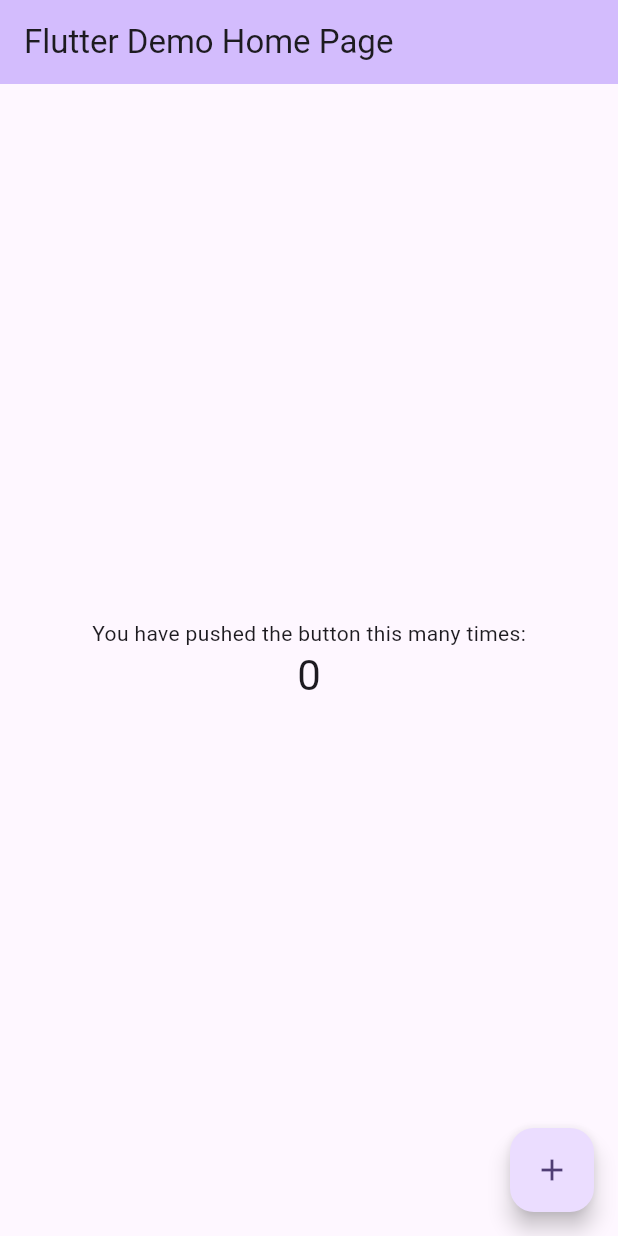
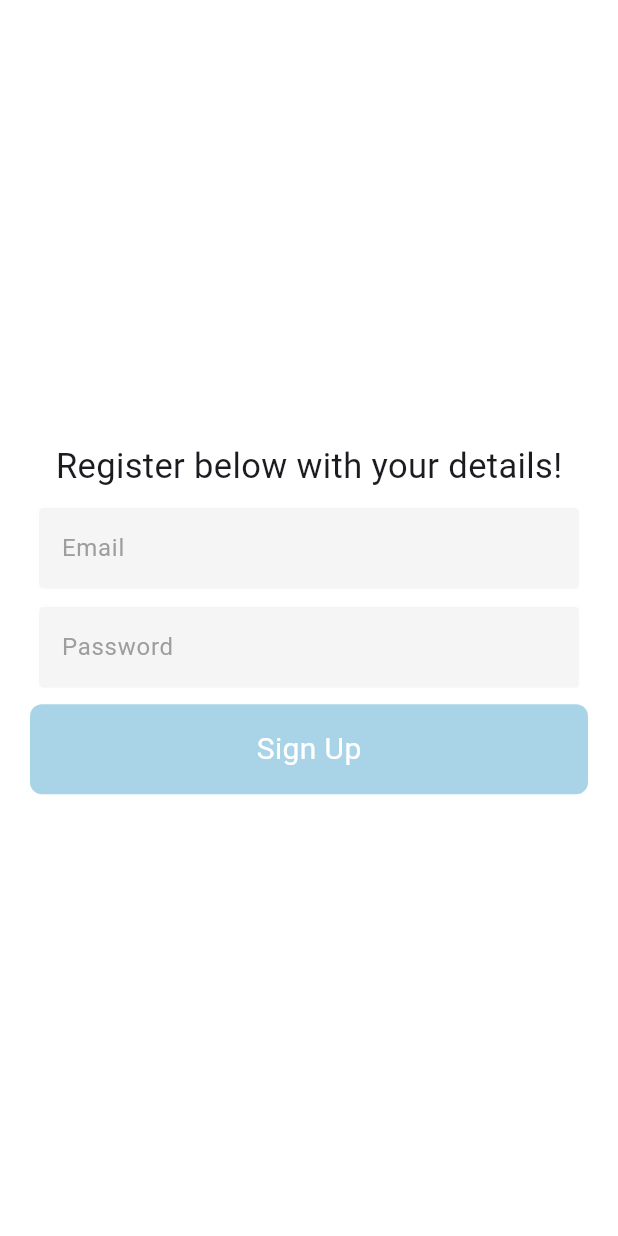
Before and after one commit to OleksandrGai/calaton_proj, a Flutter app: the screen it shows after launch, on a phone screen of 412 x 824 dp. Run offline on Flutter 3.47's test engine with Material 3 defaults, Android fonts, the phone set to English and light mode, and no system bars.

Commit message:
login feature has been added

```diff
--- /dev/null
+++ b/lib/app/screens/home.dart
@@ -0,0 +1,26 @@
+import 'package:flutter/material.dart';
+import 'package:provider/provider.dart';
+
+import '../view_model/login_view_model.dart';
+
+class HomePage extends StatelessWidget {
+  const HomePage({super.key});
+
+  @override
+  Widget build(BuildContext context) {
+    return Scaffold(
+      body: Consumer<LoginViewModel>(
+        builder: (context, user, _) {
+          return Column(
+            mainAxisAlignment: MainAxisAlignment.center,
+            crossAxisAlignment: CrossAxisAlignment.center,
+            children: [
+              Text(user.email),
+              Text(user.password),
+            ],
+          );
+        },
+      ),
+    );
+  }
+}
--- /dev/null
+++ b/lib/app/screens/login.dart
@@ -0,0 +1,115 @@
+
+import 'package:flutter/material.dart';
+import 'package:provider/provider.dart';
+
+import '../view_model/login_view_model.dart';
+import 'home.dart';
+
+class LoginScreen extends StatefulWidget {
+  const LoginScreen({super.key});
+
+  @override
+  State<LoginScreen> createState() => _LoginScreenState();
+}
+
+class _LoginScreenState extends State<LoginScreen> {
+  final emailController = TextEditingController();
+  final passwordController = TextEditingController();
+
+  @override
+  void dispose() {
+    emailController.dispose();
+    passwordController.dispose();
+    super.dispose();
+  }
+
+  @override
+  Widget build(BuildContext context) {
+    return Scaffold(
+      backgroundColor: Colors.white,
+      body: SafeArea(
+        child: Column(
+            mainAxisAlignment: MainAxisAlignment.center,
+            crossAxisAlignment: CrossAxisAlignment.center,
+            children: [
+              const Text(
+                'Register below with your details!',
+                style: TextStyle(
+                  fontSize: 23,
+                  fontWeight: FontWeight.w400,
+                ),
+              ),
+              const SizedBox(
+                height: 10,
+              ),
+              Padding(
+                padding: const EdgeInsets.symmetric(horizontal: 25),
+                child: TextField(
+                  controller: emailController,
+                  decoration: InputDecoration(
+                      enabledBorder: const OutlineInputBorder(
+                        borderSide: BorderSide(color: Colors.white),
+                      ),
+                      focusedBorder: OutlineInputBorder(
+                        borderSide: BorderSide(color: Colors.grey.shade600),
+                      ),
+                      fillColor: Colors.grey.shade100,
+                      filled: true,
+                      hintText: 'Email',
+                      hintStyle: TextStyle(color: Colors.grey[500])),
+                ),
+              ),
+              const SizedBox(
+                height: 10,
+              ),
+              Padding(
+                padding: const EdgeInsets.symmetric(horizontal: 25),
+                child: TextField(
+                  obscureText: true,
+                  controller: passwordController,
+                  decoration: InputDecoration(
+                      enabledBorder: const OutlineInputBorder(
+                        borderSide: BorderSide(color: Colors.white),
+                      ),
+                      focusedBorder: OutlineInputBorder(
+                        borderSide: BorderSide(color: Colors.grey.shade600),
+                      ),
+                      fillColor: Colors.grey.shade100,
+                      filled: true,
+                      hintText: 'Password',
+                      hintStyle: TextStyle(color: Colors.grey[500])),
+                ),
+              ),
+              const SizedBox(
+                height: 10,
+              ),
+              GestureDetector(
+                onTap: () {
+                  Provider.of<LoginViewModel>(context, listen: false)
+                      .onLoginButtonPressed(emailController.text.toString(),
+                      passwordController.text.toString());
+                  Future.delayed(const Duration(seconds: 2)).then((_) {
+                    Navigator.of(context).push(
+                        MaterialPageRoute(builder: (_) => const HomePage()));
+                  });
+                },
+                child: Container(
+                  height: 60,
+                  padding: const EdgeInsets.all(7),
+                  margin: const EdgeInsets.symmetric(horizontal: 20),
+                  decoration: BoxDecoration(
+                      color: const Color.fromARGB(255, 169, 212, 232),
+                      borderRadius: BorderRadius.circular(8)),
+                  child: const Center(
+                    child: Text(
+                      'Sign Up',
+                      style: TextStyle(color: Colors.white, fontSize: 20),
+                    ),
+                  ),
+                ),
+              ),
+            ]),
+      ),
+    );
+  }
+}
--- /dev/null
+++ b/lib/app/view_model/login_view_model.dart
@@ -0,0 +1,16 @@
+import 'package:flutter/material.dart';
+
+import '../../data/user_repo.dart';
+
+class LoginViewModel extends ChangeNotifier {
+  String email = "";
+  String password = "";
+  UserRepository userRepository = UserRepository();
+
+  void onLoginButtonPressed(String email, String password) {
+    userRepository.signIN(email, password);
+    this.email = email;
+    this.password = password;
+    notifyListeners();
+  }
+}
--- /dev/null
+++ b/lib/data/user_data.dart
@@ -0,0 +1,10 @@
+import '../domain/user.dart';
+
+class UserData extends IUser {
+  @override
+  final String password;
+  @override
+  final String email;
+
+  UserData({required this.password, required this.email});
+}
--- /dev/null
+++ b/lib/data/user_repo.dart
@@ -0,0 +1,9 @@
+import 'package:calaton_project/data/user_data.dart';
+
+class UserRepository {
+  UserRepository();
+
+  UserData signIN(String email, String password) {
+    return UserData(password: password, email: email);
+  }
+}
--- /dev/null
+++ b/lib/domain/user.dart
@@ -0,0 +1,5 @@
+abstract class IUser {
+  String get password;
+
+  String get email;
+}
--- a/lib/main.dart
+++ b/lib/main.dart
@@ -1,125 +1,26 @@
 import 'package:flutter/material.dart';
+import 'package:provider/provider.dart';
+
+
+
+import 'app/screens/login.dart';
+import 'app/view_model/login_view_model.dart';
 
 void main() {
-  runApp(const MyApp());
+  var loginViewModel = LoginViewModel();
+  runApp(ChangeNotifierProvider<LoginViewModel>.value(
+    value: loginViewModel,
+    child: const App(),
+  ));
 }
 
-class MyApp extends StatelessWidget {
-  const MyApp({super.key});
+class App extends StatelessWidget {
+  const App({super.key});
 
-  // This widget is the root of your application.
   @override
   Widget build(BuildContext context) {
-    return MaterialApp(
-      title: 'Flutter Demo',
-      theme: ThemeData(
-        // This is the theme of your application.
-        //
-        // TRY THIS: Try running your application with "flutter run". You'll see
-        // the application has a purple toolbar. Then, without quitting the app,
-        // try changing the seedColor in the colorScheme below to Colors.green
-        // and then invoke "hot reload" (save your changes or press the "hot
-        // reload" button in a Flutter-supported IDE, or press "r" if you used
-        // the command line to start the app).
-        //
-        // Notice that the counter didn't reset back to zero; the application
-        // state is not lost during the reload. To reset the state, use hot
-        // restart instead.
-        //
-        // This works for code too, not just values: Most code changes can be
-        // tested with just a hot reload.
-        colorScheme: ColorScheme.fromSeed(seedColor: Colors.deepPurple),
-        useMaterial3: true,
-      ),
-      home: const MyHomePage(title: 'Flutter Demo Home Page'),
+    return const MaterialApp(
+      home: LoginScreen(),
     );
   }
 }
-
-class MyHomePage extends StatefulWidget {
-  const MyHomePage({super.key, required this.title});
-
-  // This widget is the home page of your application. It is stateful, meaning
-  // that it has a State object (defined below) that contains fields that affect
-  // how it looks.
-
-  // This class is the configuration for the state. It holds the values (in this
-  // case the title) provided by the parent (in this case the App widget) and
-  // used by the build method of the State. Fields in a Widget subclass are
-  // always marked "final".
-
-  final String title;
-
-  @override
-  State<MyHomePage> createState() => _MyHomePageState();
-}
-
-class _MyHomePageState extends State<MyHomePage> {
-  int _counter = 0;
-
-  void _incrementCounter() {
-    setState(() {
-      // This call to setState tells the Flutter framework that something has
-      // changed in this State, which causes it to rerun the build method below
-      // so that the display can reflect the updated values. If we changed
-      // _counter without calling setState(), then the build method would not be
-      // called again, and so nothing would appear to happen.
-      _counter++;
-    });
-  }
-
-  @override
-  Widget build(BuildContext context) {
-    // This method is rerun every time setState is called, for instance as done
-    // by the _incrementCounter method above.
-    //
-    // The Flutter framework has been optimized to make rerunning build methods
-    // fast, so that you can just rebuild anything that needs updating rather
-    // than having to individually change instances of widgets.
-    return Scaffold(
-      appBar: AppBar(
-        // TRY THIS: Try changing the color here to a specific color (to
-        // Colors.amber, perhaps?) and trigger a hot reload to see the AppBar
-        // change color while the other colors stay the same.
-        backgroundColor: Theme.of(context).colorScheme.inversePrimary,
-        // Here we take the value from the MyHomePage object that was created by
-        // the App.build method, and use it to set our appbar title.
-        title: Text(widget.title),
-      ),
-      body: Center(
-        // Center is a layout widget. It takes a single child and positions it
-        // in the middle of the parent.
-        child: Column(
-          // Column is also a layout widget. It takes a list of children and
-          // arranges them vertically. By default, it sizes itself to fit its
-          // children horizontally, and tries to be as tall as its parent.
-          //
-          // Column has various properties to control how it sizes itself and
-          // how it positions its children. Here we use mainAxisAlignment to
-          // center the children vertically; the main axis here is the vertical
-          // axis because Columns are vertical (the cross axis would be
-          // horizontal).
-          //
-          // TRY THIS: Invoke "debug painting" (choose the "Toggle Debug Paint"
-          // action in the IDE, or press "p" in the console), to see the
-          // wireframe for each widget.
-          mainAxisAlignment: MainAxisAlignment.center,
-          children: <Widget>[
-            const Text(
-              'You have pushed the button this many times:',
-            ),
-            Text(
-              '$_counter',
-              style: Theme.of(context).textTheme.headlineMedium,
-            ),
-          ],
-        ),
-      ),
-      floatingActionButton: FloatingActionButton(
-        onPressed: _incrementCounter,
-        tooltip: 'Increment',
-        child: const Icon(Icons.add),
-      ), // This trailing comma makes auto-formatting nicer for build methods.
-    );
-  }
-}
--- a/pubspec.yaml
+++ b/pubspec.yaml
@@ -35,6 +35,7 @@ dependencies:
   # The following adds the Cupertino Icons font to your application.
   # Use with the CupertinoIcons class for iOS style icons.
   cupertino_icons: ^1.0.2
+  provider: ^6.0.5
 
 dev_dependencies:
   flutter_test:
```
Also changed, not shown: pubspec.lock.
